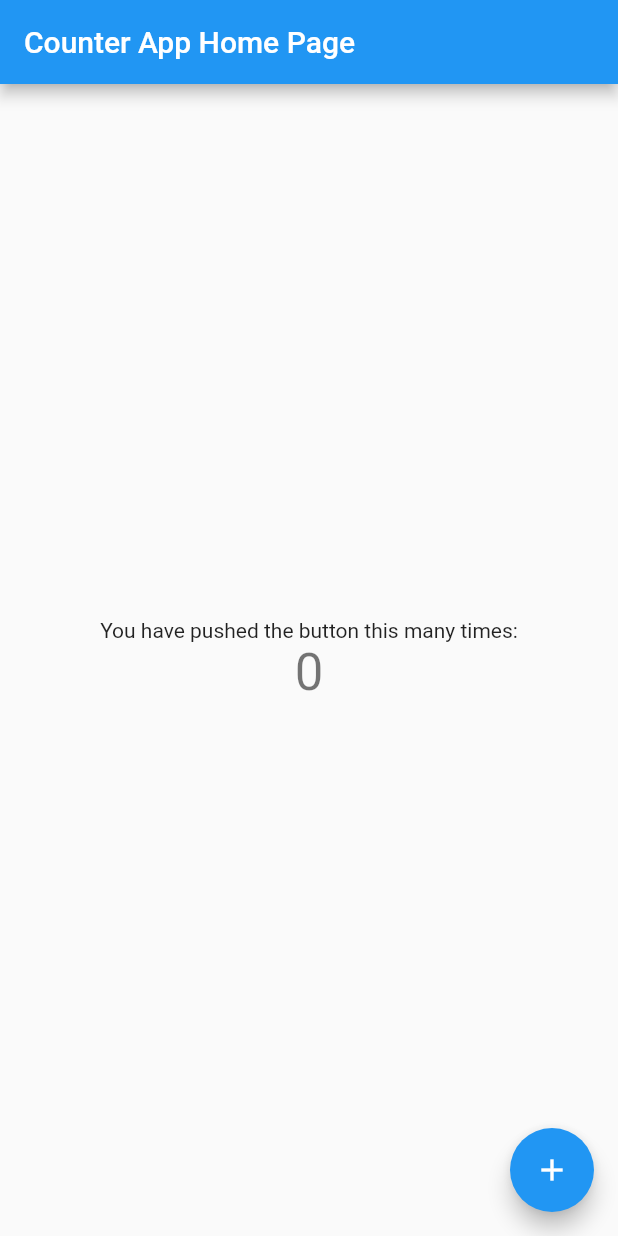
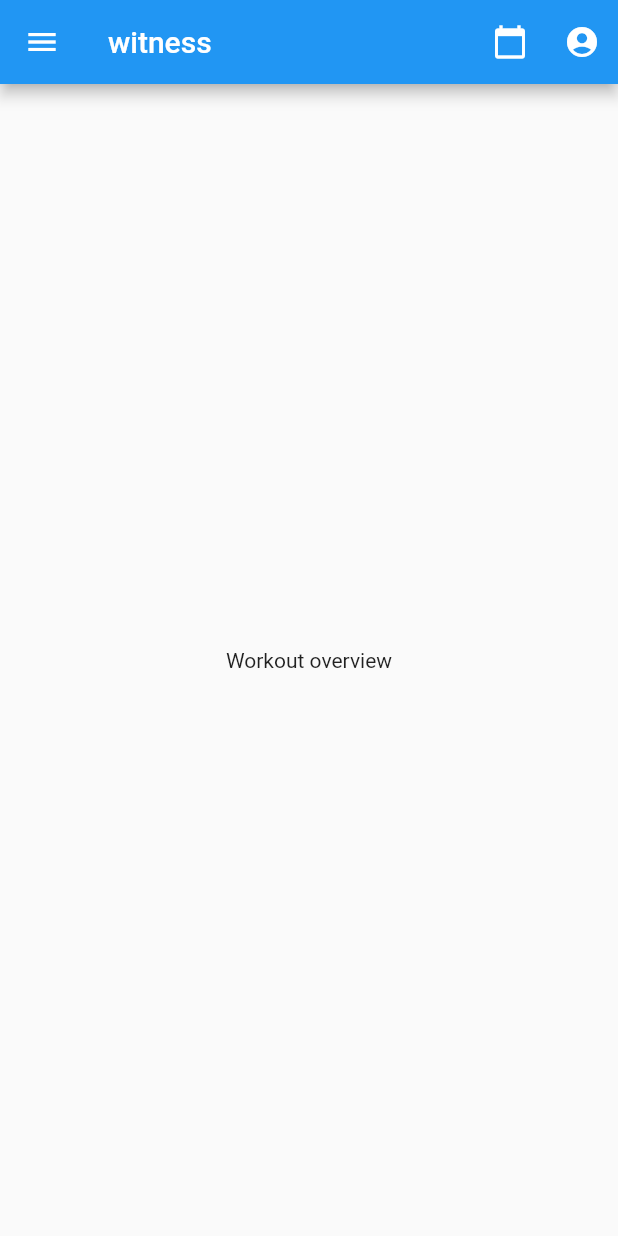
Before and after one commit to witness-org/witness, a Flutter app: the screen it shows after launch, on a phone screen of 412 x 824 dp. Run offline on Flutter 3.47's test engine with Material 2 defaults, Android fonts, the light colour scheme and no system bars; our stand-ins replace logger; generated files the repository leaves out were written again.

Commit message:
33: Add main app screens, drawer and logging capabilities

```diff
--- /dev/null
+++ b/client/l10n.yaml
@@ -0,0 +1,3 @@
+arb-dir: lib/localization
+template-arb-file: app_en.arb
+output-localization-file: app_localizations.dart
--- /dev/null
+++ b/client/lib/localization/app_en.arb
@@ -0,0 +1,7 @@
+{
+  "@@locale": "en",
+  "appTitle": "witness",
+  "@appTitle": {
+    "description": "The title of the application."
+  }
+}
--- a/client/lib/main.dart
+++ b/client/lib/main.dart
@@ -1,76 +1,11 @@
 import 'package:flutter/material.dart';
 
-void main() => runApp(const CounterApp());
+import 'widgets/app.dart';
 
-class CounterApp extends StatelessWidget {
-  const CounterApp({final Key? key}) : super(key: key);
-
-  @override
-  Widget build(final BuildContext context) {
-    return const MaterialApp(
-      title: 'Counter App',
-      home: CounterAppPage(title: 'Counter App Home Page'),
-    );
-  }
+void main() async {
+  runApp(
+    MyApp(
+      key: Key("root"),
+    ),
+  );
 }
-
-class CountHolder {
-  int value = 0;
-
-  void increment() => value++;
-
-  void decrement() => value--;
-}
-
-class CounterAppPage extends StatefulWidget {
-  const CounterAppPage({final Key? key, required final this.title}) : super(key: key);
-
-  final String title;
-
-  @override
-  // ignore: library_private_types_in_public_api
-  _CounterAppPageState createState() => _CounterAppPageState();
-}
-
-class _CounterAppPageState extends State<CounterAppPage> {
-  final CountHolder _counter = CountHolder();
-
-  void _incrementCounter() {
-    setState(() {
-      _counter.increment();
-    });
-  }
-
-  @override
-  Widget build(final BuildContext context) {
-    return Scaffold(
-      appBar: AppBar(
-        title: Text(widget.title),
-      ),
-      body: Center(
-        child: Column(
-          mainAxisAlignment: MainAxisAlignment.center,
-          children: <Widget>[
-            const Text('You have pushed the button this many times:'),
-            Text(
-              '${_counter.value}',
-              // Provide a Key to this specific Text widget. This allows
-              // identifying the widget from inside the test suite,
-              // and reading the text.
-              key: const Key('counter'),
-              style: Theme.of(context).textTheme.headline4,
-            ),
-          ],
-        ),
-      ),
-      floatingActionButton: FloatingActionButton(
-        // Provide a Key to this button. This allows finding this
-        // specific button inside the test suite, and tapping it.
-        key: const Key('increment'),
-        onPressed: _incrementCounter,
-        tooltip: 'Increment',
-        child: const Icon(Icons.add),
-      ),
-    );
-  }
-}
--- /dev/null
+++ b/client/lib/widgets/app.dart
@@ -0,0 +1,50 @@
+import 'package:client/widgets/exercises/exercises_screen.dart';
+import 'package:client/widgets/programs/programs_screen.dart';
+import 'package:client/widgets/settings/settings_screen.dart';
+import 'package:client/widgets/statistics/statistics_screen.dart';
+import 'package:client/widgets/workout_overview/workout_overview_screen.dart';
+import 'package:flutter/material.dart';
+import 'package:flutter_gen/gen_l10n/app_localizations.dart';
+
+/// The Widget that configures your application.
+class MyApp extends StatelessWidget {
+  static const _restorationScopeId = 'com.witness.client';
+
+  const MyApp({Key? key}) : super(key: key);
+
+  @override
+  Widget build(BuildContext context) {
+    return MaterialApp(
+      restorationScopeId: _restorationScopeId,
+      localizationsDelegates: AppLocalizations.localizationsDelegates,
+      supportedLocales: AppLocalizations.supportedLocales,
+      onGenerateTitle: (BuildContext context) => AppLocalizations.of(context)!.appTitle,
+      theme: ThemeData.light(),
+      darkTheme: ThemeData.dark(),
+      themeMode: ThemeMode.system,
+      onGenerateRoute: (RouteSettings routeSettings) {
+        return MaterialPageRoute<void>(
+          settings: routeSettings,
+          builder: (_) {
+            switch (routeSettings.name) {
+              case '/':
+                return WorkoutOverviewScreen();
+              case WorkoutOverviewScreen.routeName:
+                return WorkoutOverviewScreen();
+              case ExercisesScreen.routeName:
+                return ExercisesScreen();
+              case ProgramsScreen.routeName:
+                return ProgramsScreen();
+              case StatisticsScreen.routeName:
+                return StatisticsScreen();
+              case SettingsScreen.routeName:
+                return SettingsScreen();
+              default:
+                throw Exception("Unknown route \"${routeSettings.name}\".");
+            }
+          },
+        );
+      },
+    );
+  }
+}
--- /dev/null
+++ b/client/lib/widgets/main_app_bar.dart
@@ -0,0 +1,30 @@
+import 'package:flutter/material.dart';
+import 'package:flutter_gen/gen_l10n/app_localizations.dart';
+
+class MainAppBar extends StatelessWidget implements PreferredSizeWidget {
+  final double height;
+
+  const MainAppBar({Key? key, this.height = kToolbarHeight}) : super(key: key);
+
+  @override
+  Size get preferredSize {
+    return Size.fromHeight(height);
+  }
+
+  @override
+  Widget build(BuildContext context) {
+    return AppBar(
+      title: Text(AppLocalizations.of(context)!.appTitle),
+      actions: [
+        IconButton(
+          onPressed: () {},
+          icon: Icon(Icons.calendar_today),
+        ),
+        IconButton(
+          onPressed: () {},
+          icon: Icon(Icons.account_circle),
+        ),
+      ],
+    );
+  }
+}
--- /dev/null
+++ b/client/lib/widgets/workout_overview/workout_overview_screen.dart
@@ -0,0 +1,20 @@
+import 'package:client/widgets/app_drawer.dart';
+import 'package:client/widgets/main_app_bar.dart';
+import 'package:flutter/material.dart';
+
+class WorkoutOverviewScreen extends StatelessWidget {
+  static const routeName = '/workout-overview';
+
+  const WorkoutOverviewScreen({Key? key}) : super(key: key);
+
+  @override
+  Widget build(BuildContext context) {
+    return Scaffold(
+      appBar: MainAppBar(),
+      drawer: AppDrawer(),
+      body: Center(
+        child: Text('Workout overview'),
+      ),
+    );
+  }
+}
--- a/client/pubspec.yaml
+++ b/client/pubspec.yaml
@@ -14,6 +14,7 @@ dependencies:
     sdk: flutter
   flutter_localizations:
     sdk: flutter
+  logger: ^1.1.0
 
 dev_dependencies:
   flutter_driver:
```
Also changed, not shown: client/lib/logging/colored_prefix_printer.dart (added, +66 -0 lines), client/lib/logging/fine_grained_debug_filter.dart (added, +24 -0 lines), client/lib/logging/logger_factory.dart (added, +39 -0 lines), client/lib/widgets/app_drawer.dart (added, +48 -0 lines), client/lib/widgets/exercises/exercises_screen.dart (added, +20 -0 lines), client/lib/widgets/programs/programs_screen.dart (added, +20 -0 lines), client/lib/widgets/settings/settings_screen.dart (added, +20 -0 lines), client/lib/widgets/statistics/statistics_screen.dart (added, +20 -0 lines), client/pubspec.lock, 2 other files.
